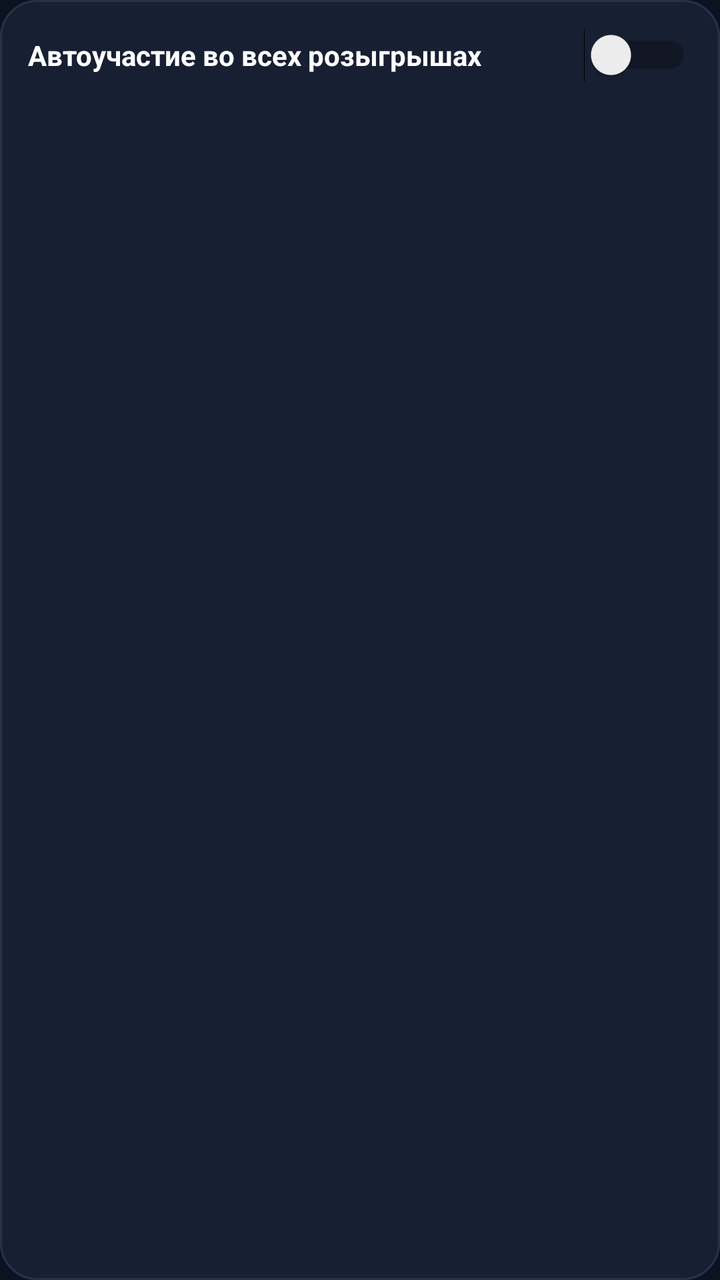
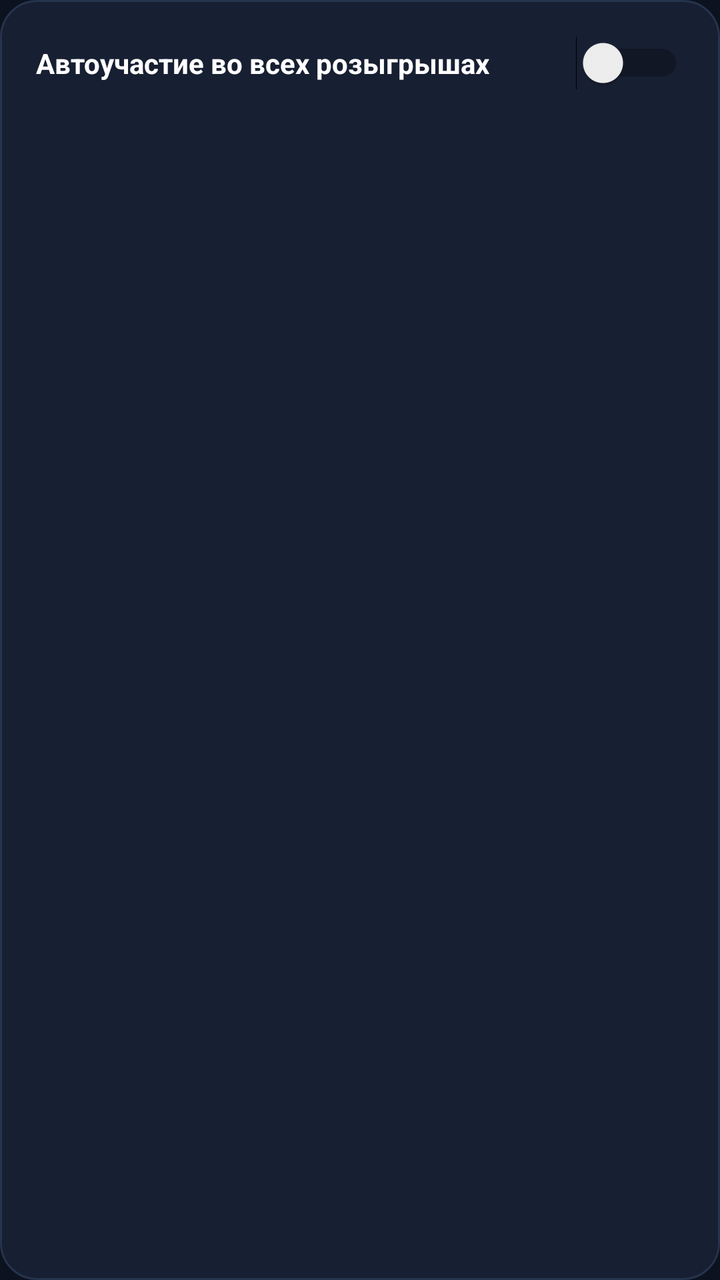

An Android layout rendered at two revisions. The XML below is the earlier revision; the diff shows what the commit changed to produce the second picture.
<!-- AndroidManifest.xml: application theme Theme.Cs2a -->
<!-- res/layout/panel_raffles.xml -->
<?xml version="1.0" encoding="utf-8"?>
<LinearLayout xmlns:android="http://schemas.android.com/apk/res/android"
    android:layout_width="match_parent"
    android:layout_height="wrap_content"
    android:orientation="vertical"
    android:background="@drawable/panel_surface"
    android:padding="14dp"
    android:layout_marginBottom="10dp">

    <LinearLayout android:layout_width="match_parent" android:layout_height="wrap_content" android:orientation="horizontal" android:gravity="center_vertical">
        <TextView android:layout_width="0dp" android:layout_height="wrap_content" android:layout_weight="1" android:text="Автоучастие во всех розыгрышах" android:textColor="@color/text" android:textStyle="bold" />
        <Switch android:id="@+id/rafflesAutoSwitch" android:layout_width="wrap_content" android:layout_height="wrap_content" />
    </LinearLayout>

    <LinearLayout android:id="@+id/rafflesList" android:layout_width="match_parent" android:layout_height="wrap_content" android:orientation="vertical" android:layout_marginTop="8dp" />

    <androidx.core.widget.NestedScrollView
        android:layout_width="match_parent"
        android:layout_height="180dp"
        android:fillViewport="true"
        android:overScrollMode="ifContentScrolls">
        <TextView android:id="@+id/rafflesLog" style="@style/LogText" android:text="" />
    </androidx.core.widget.NestedScrollView>
</LinearLayout>
<!-- resources referenced by this layout -->
<resources>
  <color name="text">#ffffff</color>
  <!-- drawable panel_surface (drawable) -->
  <?xml version="1.0" encoding="utf-8"?>
  <shape xmlns:android="http://schemas.android.com/apk/res/android" android:shape="rectangle">
      <solid android:color="@color/card" />
      <corners android:radius="18dp" />
      <stroke android:width="1dp" android:color="@color/surface" />
  </shape>
  <style name="LogText">
          <item name="android:layout_width">match_parent</item>
          <item name="android:layout_height">wrap_content</item>
          <item name="android:textColor">@color/textDim</item>
          <item name="android:textSize">12sp</item>
          <item name="android:background">@color/card</item>
          <item name="android:padding">10dp</item>
          <item name="android:layout_marginTop">10dp</item>
          <item name="android:fontFamily">monospace</item>
      </style>
  <style name="Theme.Cs2a" parent="Theme.Material3.DayNight.NoActionBar">
          <item name="android:windowBackground">@color/bg</item>
          <item name="materialButtonStyle">@style/AppButton</item>
          <item name="colorPrimary">@color/accent</item>
          <item name="colorOnPrimary">@color/bg</item>
          <item name="android:statusBarColor" tools:targetApi="21">@color/bg</item>
      </style>
  <color name="card">#171F32</color>
  <color name="surface">#26334D</color>
  <color name="textDim">#9aa4c7</color>
  <color name="bg">#0D1220</color>
  <style name="AppButton" parent="Widget.Material3.Button">
          <item name="android:layout_height">48dp</item>
          <item name="android:minHeight">48dp</item>
          <item name="android:insetTop">0dp</item>
          <item name="android:insetBottom">0dp</item>
          <item name="android:insetLeft">0dp</item>
          <item name="android:insetRight">0dp</item>
          <item name="cornerRadius">14dp</item>
          <item name="android:textAllCaps">false</item>
          <item name="android:textStyle">bold</item>
          <item name="android:letterSpacing">0</item>
      </style>
  <color name="accent">#69E7D2</color>
</resources>

<!-- the commit's change to res/layout/panel_raffles.xml (unified diff, before → after) -->
@@ -4,7 +4,7 @@
     android:layout_height="wrap_content"
     android:orientation="vertical"
     android:background="@drawable/panel_surface"
-    android:padding="14dp"
+    android:padding="18dp"
     android:layout_marginBottom="10dp">
 
     <LinearLayout android:layout_width="match_parent" android:layout_height="wrap_content" android:orientation="horizontal" android:gravity="center_vertical">
